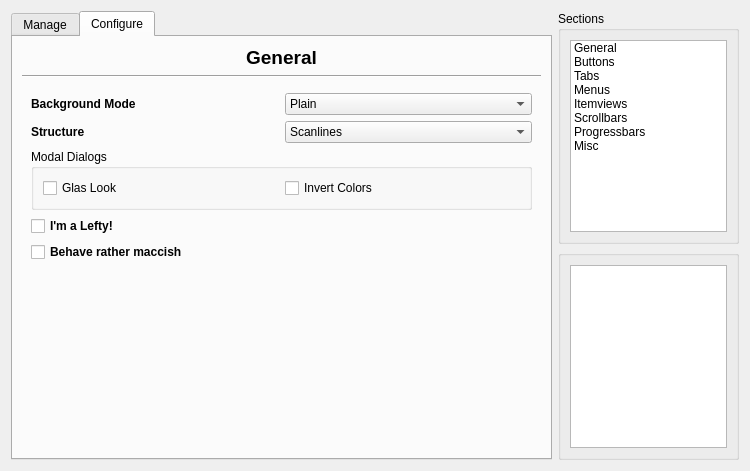
Old version of the form config/config.ui in the repository deiv/bespin-pkg.
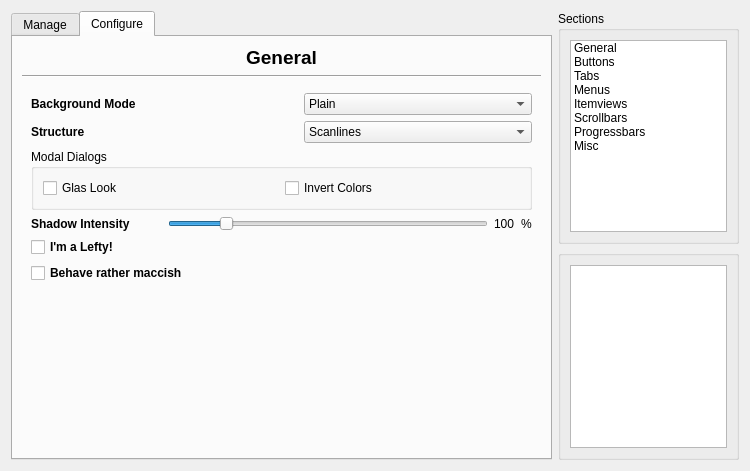
New version of the form. The open tabs and pages were chosen to show the change.

What changed in the file:
```diff
--- a/config/config.ui
+++ b/config/config.ui
@@ -241,11 +241,11 @@
        <item row="2" column="0" >
         <widget class="QStackedWidget" name="sections" >
          <property name="currentIndex" >
-          <number>0</number>
+          <number>1</number>
          </property>
          <widget class="QWidget" name="Seite_2" >
           <layout class="QGridLayout" >
-           <item row="0" column="0" >
+           <item row="0" column="0" colspan="2" >
             <widget class="QLabel" name="label" >
              <property name="font" >
               <font>
@@ -258,7 +258,7 @@
              </property>
             </widget>
            </item>
-           <item row="0" column="1" >
+           <item row="0" column="2" colspan="3" >
             <widget class="QComboBox" name="bgMode" >
              <item>
               <property name="text" >
@@ -287,7 +287,7 @@
              </item>
             </widget>
            </item>
-           <item row="1" column="0" >
+           <item row="1" column="0" colspan="2" >
             <widget class="QLabel" name="labelStructure" >
              <property name="font" >
               <font>
@@ -300,7 +300,7 @@
              </property>
             </widget>
            </item>
-           <item row="1" column="1" >
+           <item row="1" column="2" colspan="3" >
             <widget class="QComboBox" name="structure" >
              <item>
               <property name="text" >
@@ -334,7 +334,7 @@
              </item>
             </widget>
            </item>
-           <item row="2" column="0" colspan="2" >
+           <item row="2" column="0" colspan="5" >
             <widget class="QGroupBox" name="groupBox_6" >
              <property name="title" >
               <string>Modal Dialogs</string>
@@ -358,6 +358,67 @@
             </widget>
            </item>
            <item row="3" column="0" >
+            <widget class="QLabel" name="label_28" >
+             <property name="sizePolicy" >
+              <sizepolicy vsizetype="Preferred" hsizetype="Minimum" >
+               <horstretch>0</horstretch>
+               <verstretch>0</verstretch>
+              </sizepolicy>
+             </property>
+             <property name="font" >
+              <font>
+               <weight>75</weight>
+               <bold>true</bold>
+              </font>
+             </property>
+             <property name="text" >
+              <string>Shadow Intensity</string>
+             </property>
+            </widget>
+           </item>
+           <item row="3" column="1" colspan="2" >
+            <widget class="QSlider" name="shadowIntensity" >
+             <property name="minimum" >
+              <number>50</number>
+             </property>
+             <property name="maximum" >
+              <number>350</number>
+             </property>
+             <property name="value" >
+              <number>100</number>
+             </property>
+             <property name="orientation" >
+              <enum>Qt::Horizontal</enum>
+             </property>
+            </widget>
+           </item>
+           <item row="3" column="3" >
+            <widget class="QLabel" name="label_29" >
+             <property name="sizePolicy" >
+              <sizepolicy vsizetype="Preferred" hsizetype="Maximum" >
+               <horstretch>0</horstretch>
+               <verstretch>0</verstretch>
+              </sizepolicy>
+             </property>
+             <property name="text" >
+              <string>100</string>
+             </property>
+            </widget>
+           </item>
+           <item row="3" column="4" >
+            <widget class="QLabel" name="label_30" >
+             <property name="sizePolicy" >
+              <sizepolicy vsizetype="Preferred" hsizetype="Maximum" >
+               <horstretch>0</horstretch>
+               <verstretch>0</verstretch>
+              </sizepolicy>
+             </property>
+             <property name="text" >
+              <string>%</string>
+             </property>
+            </widget>
+           </item>
+           <item row="4" column="0" colspan="2" >
             <widget class="QCheckBox" name="leftHanded" >
              <property name="font" >
               <font>
@@ -370,7 +431,7 @@
              </property>
             </widget>
            </item>
-           <item row="4" column="0" colspan="2" >
+           <item row="5" column="0" colspan="2" >
             <widget class="QCheckBox" name="macStyle" >
              <property name="font" >
               <font>
@@ -383,15 +444,15 @@
              </property>
             </widget>
            </item>
-           <item row="5" column="1" >
+           <item row="6" column="2" colspan="3" >
             <spacer>
              <property name="orientation" >
               <enum>Qt::Vertical</enum>
              </property>
              <property name="sizeHint" >
               <size>
-               <width>20</width>
-               <height>40</height>
+               <width>228</width>
+               <height>82</height>
               </size>
              </property>
             </spacer>
@@ -468,6 +529,13 @@
              </item>
             </widget>
            </item>
+           <item row="1" column="4" >
+            <widget class="QCheckBox" name="btnRound" >
+             <property name="text" >
+              <string>round Buttons</string>
+             </property>
+            </widget>
+           </item>
            <item row="2" column="0" >
             <widget class="QLabel" name="label_26" >
              <property name="font" >
@@ -578,7 +646,7 @@
              <property name="sizeHint" >
               <size>
                <width>171</width>
-               <height>91</height>
+               <height>134</height>
               </size>
              </property>
             </spacer>
@@ -925,8 +993,11 @@
                 </property>
                </widget>
               </item>
-              <item row="1" column="4" colspan="3" >
+              <item row="1" column="4" colspan="2" >
                <widget class="QSlider" name="menuOpacity" >
+                <property name="minimum" >
+                 <number>40</number>
+                </property>
                 <property name="maximum" >
                  <number>100</number>
                 </property>
@@ -941,28 +1012,47 @@
                 </property>
                </widget>
               </item>
-              <item row="1" column="7" >
+              <item row="1" column="6" >
                <widget class="QLabel" name="label_27" >
+                <property name="sizePolicy" >
+                 <sizepolicy vsizetype="Preferred" hsizetype="Maximum" >
+                  <horstretch>0</horstretch>
+                  <verstretch>0</verstretch>
+                 </sizepolicy>
+                </property>
                 <property name="text" >
-                 <string>percent</string>
+                 <string>80</string>
                 </property>
                </widget>
               </item>
-              <item row="2" column="0" colspan="5" >
+              <item row="1" column="7" >
+               <widget class="QLabel" name="label_31" >
+                <property name="sizePolicy" >
+                 <sizepolicy vsizetype="Preferred" hsizetype="Maximum" >
+                  <horstretch>0</horstretch>
+                  <verstretch>0</verstretch>
+                 </sizepolicy>
+                </property>
+                <property name="text" >
+                 <string>%</string>
+                </property>
+               </widget>
+              </item>
+              <item row="2" column="0" colspan="4" >
                <widget class="QCheckBox" name="menuBoldText" >
                 <property name="text" >
                  <string>Bold Text</string>
                 </property>
                </widget>
               </item>
-              <item row="2" column="5" >
+              <item row="2" column="4" >
                <widget class="QCheckBox" name="showMenuIcons" >
                 <property name="text" >
                  <string>Show icons</string>
                 </property>
                </widget>
               </item>
-              <item row="2" column="6" colspan="2" >
+              <item row="2" column="5" colspan="3" >
                <widget class="QCheckBox" name="menuShadow" >
                 <property name="text" >
                  <string>"Shadow" outline</string>
```
Left out of the diff: 46 changed lines with no effect on the pictures.
